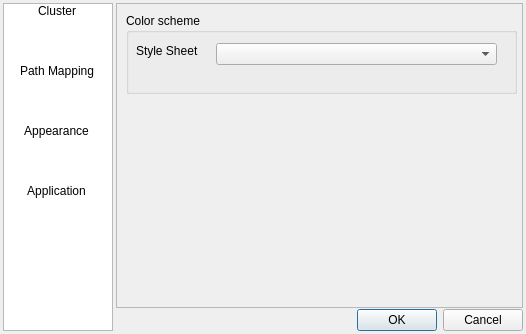
Above: cecog/gui/preferences.ui from CellCognition/cecog before the change. Below: the same form after it.
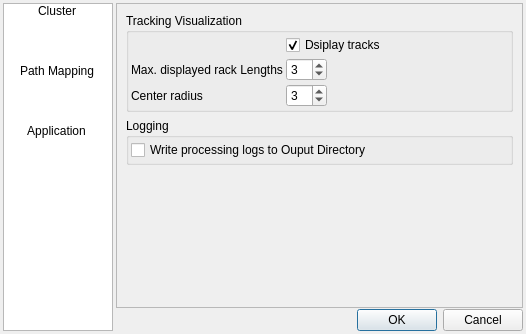
That is the form after the change. The open tabs and pages were chosen to show the change. Icons and pictures are not drawn.

Commit message: removed style sheet dependency

```diff
--- a/cecog/gui/preferences.ui
+++ b/cecog/gui/preferences.ui
@@ -330,44 +330,6 @@
          </item>
         </layout>
        </widget>
-       <widget class="QWidget" name="stylesheet">
-        <widget class="QGroupBox" name="groupBox">
-         <property name="geometry">
-          <rect>
-           <x>9</x>
-           <y>9</y>
-           <width>391</width>
-           <height>81</height>
-          </rect>
-         </property>
-         <property name="title">
-          <string>Color scheme</string>
-         </property>
-         <widget class="QComboBox" name="style_select">
-          <property name="geometry">
-           <rect>
-            <x>90</x>
-            <y>30</y>
-            <width>281</width>
-            <height>22</height>
-           </rect>
-          </property>
-         </widget>
-         <widget class="QLabel" name="label_2">
-          <property name="geometry">
-           <rect>
-            <x>10</x>
-            <y>30</y>
-            <width>71</width>
-            <height>16</height>
-           </rect>
-          </property>
-          <property name="text">
-           <string>Style Sheet</string>
-          </property>
-         </widget>
-        </widget>
-       </widget>
        <widget class="QWidget" name="visalization">
         <layout class="QVBoxLayout" name="verticalLayout_4">
          <item>
@@ -585,15 +547,6 @@
         <normaloff>:/picmi.png</normaloff>:/picmi.png</iconset>
       </property>
      </item>
-     <item>
-      <property name="text">
-       <string>Appearance</string>
-      </property>
-      <property name="icon">
-       <iconset resource="../../cecog.qrc">
-        <normaloff>:/general.png</normaloff>:/general.png</iconset>
-      </property>
-     </item>
      <item>
       <property name="text">
        <string>Application</string>
```
Left out of the diff: 2 changed lines with no effect on the pictures. The commit also changes 7 other files.
